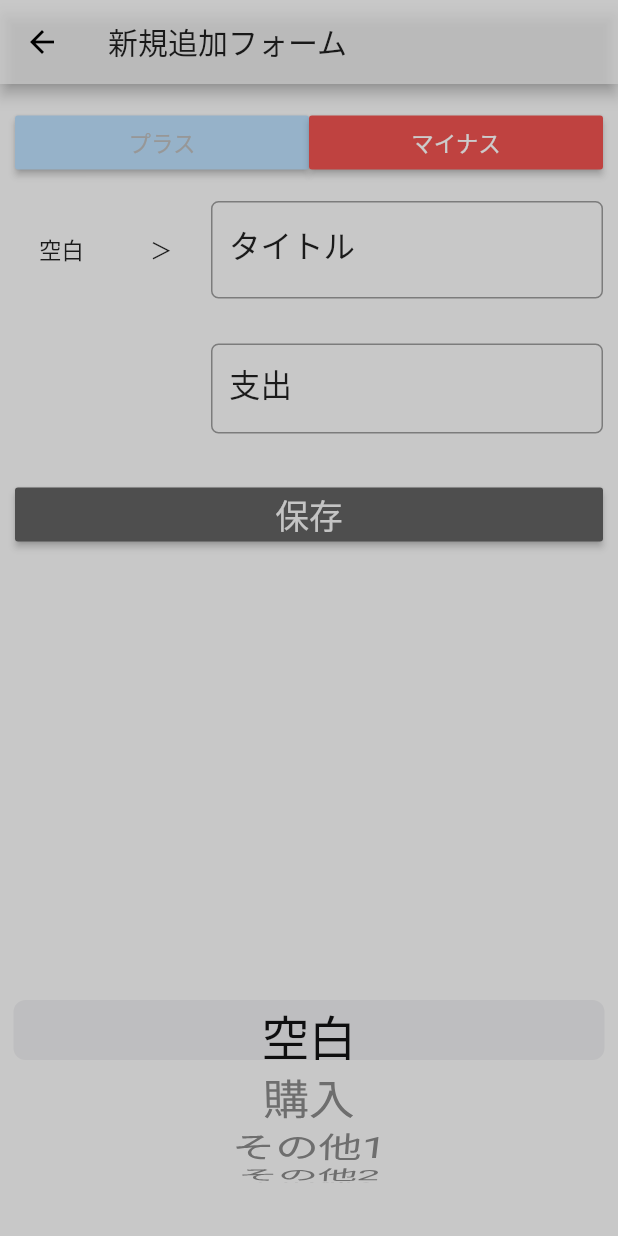
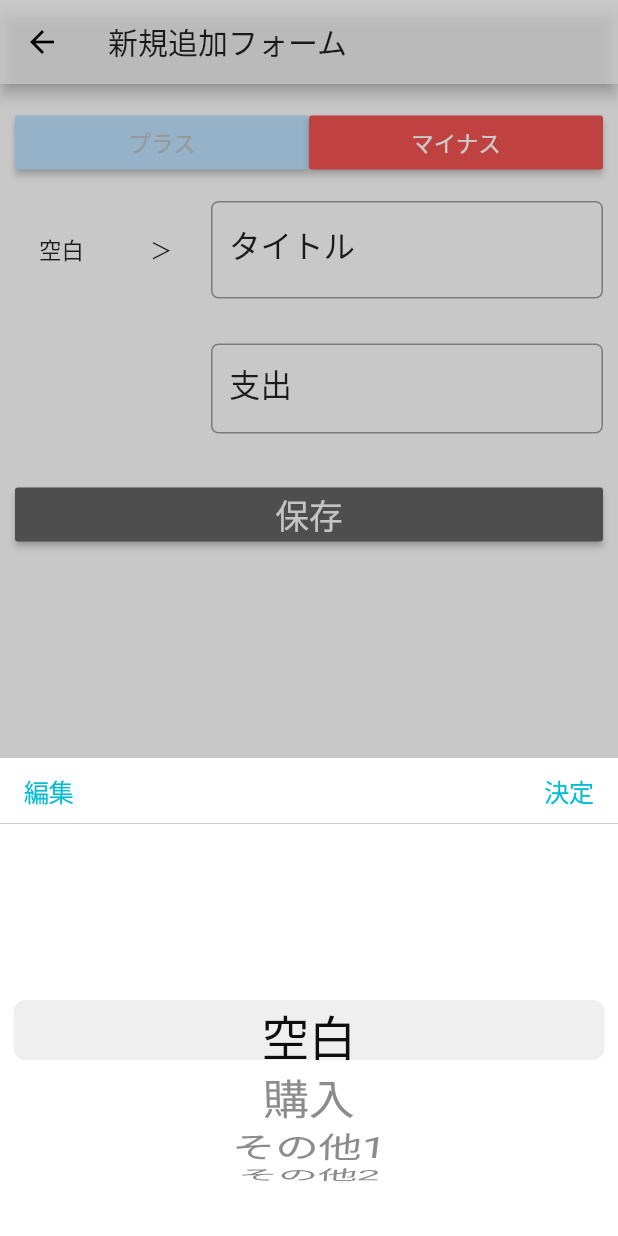
Before and after one commit to kura-kento/BalanceManagement, a Flutter app: the EditForm screen opened directly, after a tap on "マイナス", after a tap on "空白", on a phone screen of 412 x 824 dp. Run offline on Flutter 3.47's test engine with Material 2 defaults, Android fonts, the phone set to English and light mode, and no system bars; our stand-ins replace auto_size_text, flutter_slidable, shared_preferences, sqflite; accounts and stored records are empty.

Commit message:
カレンダースクロール変更前

```diff
--- a/lib/chart.dart
+++ b/lib/chart.dart
@@ -1,6 +1,7 @@
 import 'package:auto_size_text/auto_size_text.dart';
 import 'package:balancemanagement_app/utils/shared_prefs.dart';
 import 'package:balancemanagement_app/utils/utils.dart';
+import 'package:flutter/gestures.dart';
 import 'package:flutter/material.dart';
 import 'dart:math' as math;
 
--- a/lib/screens/category_form.dart
+++ b/lib/screens/category_form.dart
@@ -46,7 +46,7 @@ class _CategoryPageState extends State<CategoryPage> {
         Row(
           children: <Widget>[
             Expanded(
-              flex: 2,
+              flex: 5,
               child: Padding(
                 padding: const EdgeInsets.all(8.0),
                 child: TextField(
@@ -62,7 +62,7 @@ class _CategoryPageState extends State<CategoryPage> {
               ),
             ),
             Expanded(
-                flex: 1,
+                flex: 2,
                 child: Padding(
                   padding: EdgeInsets.all(10.0),
                   child: FlatButton(
@@ -72,7 +72,7 @@ class _CategoryPageState extends State<CategoryPage> {
                         _update(categoryList[i].id,incomeTitleControllerList[i].text, widget.plusOrMinus == "plus" ? true : false);
                         updateListViewCategory(widget.plusOrMinus == "plus" ? true : false);
                         setState(() {});
-                    },child: Text("更新"),
+                    },child: Center(child: Text("更新")),
                   ),
                 )
             )
--- a/lib/screens/edit_form.dart
+++ b/lib/screens/edit_form.dart
@@ -6,6 +6,8 @@ import 'package:balancemanagement_app/utils/utils.dart';
 import 'package:flutter/cupertino.dart';
 import 'package:flutter/material.dart';
 import 'package:flutter/services.dart';
+
+import 'category_form.dart';
 
 enum InputMode{
   create,
@@ -97,7 +99,63 @@ class _EditFormState extends State<EditForm> {
                             showCupertinoModalPopup(
                               context: context,
                               builder: (BuildContext context) {
-                                return Container(
+                                return Column(
+                                  mainAxisAlignment: MainAxisAlignment.end,
+                                  children: <Widget>[
+                                    Container(
+                                      decoration: BoxDecoration(
+                                        color: Color(0xffffffff),
+                                        border: Border(
+                                          bottom: BorderSide(
+                                            color: Color(0xff999999),
+                                            width: 0.0,
+                                          ),
+                                        ),
+                                      ),
+                                      child: Row(
+                                        mainAxisAlignment: MainAxisAlignment.spaceBetween,
+                                        children: <Widget>[
+                                          CupertinoButton(
+                                            child: Text('編集',
+                                              style: TextStyle(
+                                                  color: Colors.cyan
+                                              ),
+                                            ),
+                                            onPressed: () async{
+                                              await Navigator.of(context).push(
+                                                  MaterialPageRoute(
+                                                    builder: (context) {
+                                                      return CategoryPage(plusOrMinus:_selectedItem == "プラス"? "plus":"minus");
+                                                    },
+                                                  )
+                                              );
+                                              updateListViewCategory();
+                                              setState(() {});
+                                            },
+                                            padding: const EdgeInsets.symmetric(
+                                              horizontal: 16.0,
+                                              vertical: 5.0,
+                                            ),
+                                          ),
+                                          CupertinoButton(
+                                            child: Text('決定',
+                                                  style: TextStyle(
+                                                  color: Colors.cyan
+                                                  ),
+                                            ),
+                                            onPressed: () {
+                                              moveToLastScreen();
+                                            },
+                                            padding: const EdgeInsets.symmetric(
+                                              horizontal: 16.0,
+                                              vertical: 5.0,
+                                            ),
+                                          ),
+                                        ],
+                                      ),
+                                    ),
+                                    Container(
+                                      color: Color(0xffffffff),
                                       height: MediaQuery.of(context).size.height / 3,
                                       child: CupertinoPicker(
                                           scrollController: FixedExtentScrollController(
@@ -112,6 +170,8 @@ class _EditFormState extends State<EditForm> {
                                             });
                                           }
                                       ),
+                                    ),
+                                  ],
                                 );
                               },
                             );
--- a/lib/screens/home_page.dart
+++ b/lib/screens/home_page.dart
@@ -1,5 +1,5 @@
 import 'package:balancemanagement_app/screens/calendar_page.dart';
-import 'package:balancemanagement_app/screens/stting_page.dart';
+import 'package:balancemanagement_app/screens/setting_page.dart';
 import 'package:flutter/cupertino.dart';
 import 'package:flutter/material.dart';
 import 'graph_page.dart';
--- a/pubspec.yaml
+++ b/pubspec.yaml
@@ -1,7 +1,7 @@
 name: balancemanagement_app
 description: A new Flutter application.
 
-version: 1.0.0+3
+version: 1.0.0+7
 
 environment:
   sdk: ">=2.1.0 <3.0.0"
@@ -32,7 +32,7 @@ dev_dependencies:
 flutter_icons:
   android: true
   ios: true
-  image_path: "icon/icon.png"
+  image_path: "icon/icon.jpg"
 
 flutter:
   uses-material-design: true
```
Also changed, not shown: lib/main.dart (+4 -6 lines), lib/screens/calendar_page.dart (+8 -2 lines), lib/screens/setting_page.dart (renamed from lib/screens/stting_page.dart), 2 other files. Lines whose indentation alone changed are shown as unchanged.
